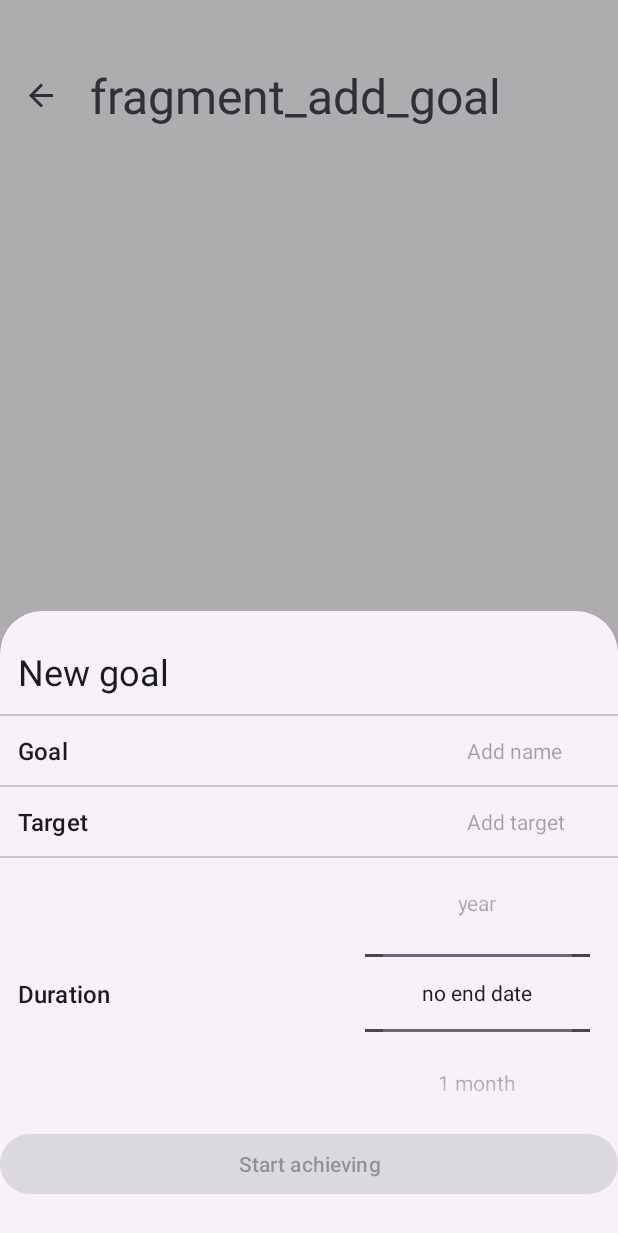
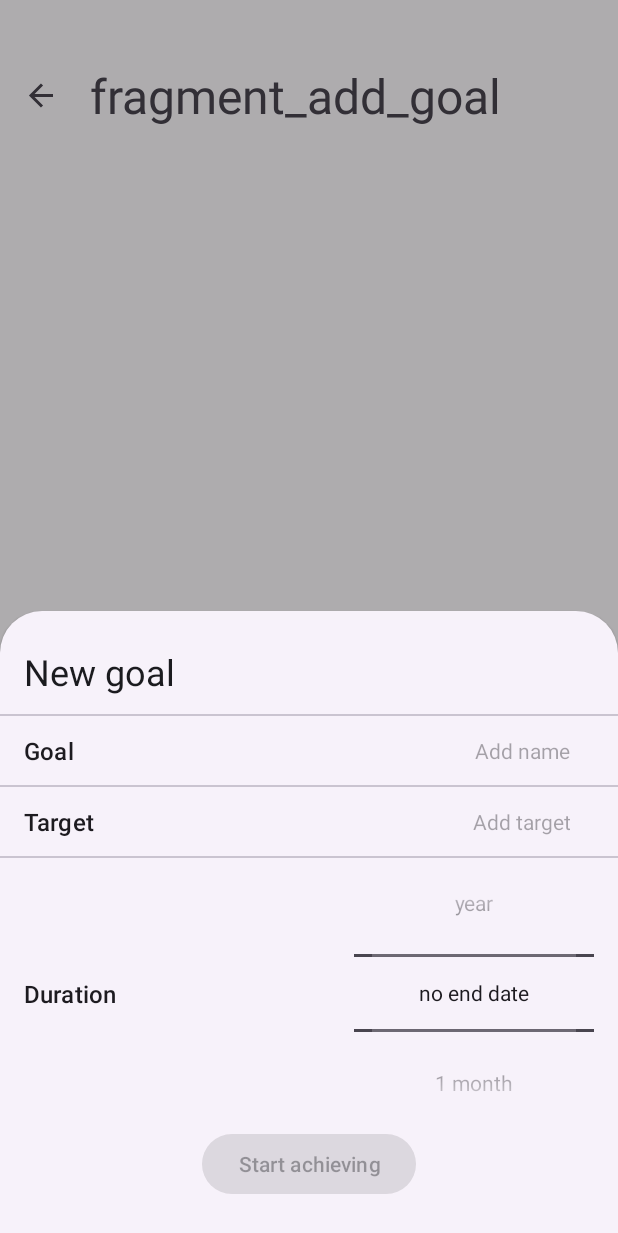
Before and after one commit to mike1shef/Goal, an Android app: the AddGoalFragment screen opened through its navigation route, on a phone screen of 412 x 824 dp. Shown: the top 1233 px of the screen. Run offline under Robolectric (Android 15) with nearby library versions, the phone set to English and light mode, and no system bars; our stand-ins replace Room's generated code, navigation-ui; 7 statements that could not run were skipped.

Commit message:
Theming corrections: - Colors of icons. - Alignment of elements on Add goal and Add measurements. - Colors.

```diff
--- a/app/src/main/res/drawable/close.xml
+++ b/app/src/main/res/drawable/close.xml
@@ -1,4 +1,4 @@
-<vector xmlns:android="http://schemas.android.com/apk/res/android" android:height="24dp" android:tint="#000000" android:viewportHeight="24" android:viewportWidth="24" android:width="24dp">
+<vector xmlns:android="http://schemas.android.com/apk/res/android" android:height="24dp" android:tint="?attr/iconColor" android:viewportHeight="24" android:viewportWidth="24" android:width="24dp">
 
     <path android:fillColor="@android:color/white" android:pathData="M19,6.41L17.59,5 12,10.59 6.41,5 5,6.41 10.59,12 5,17.59 6.41,19 12,13.41 17.59,19 19,17.59 13.41,12z"/>
 
--- a/app/src/main/res/drawable/custom_circle_progress_bar.xml
+++ b/app/src/main/res/drawable/custom_circle_progress_bar.xml
@@ -5,7 +5,7 @@
             android:shape="ring"
             android:thicknessRatio="21"
             android:useLevel="false">
-            <solid android:color="@color/md_theme_light_primaryContainer"/>
+            <solid android:color="?attr/colorPrimaryContainer"/>
         </shape>
     </item>
     <item>
@@ -16,7 +16,7 @@
                 android:shape="ring"
                 android:thicknessRatio="21"
                 android:useLevel="true">
-                <solid android:color="@color/md_theme_light_primary"/>
+                <solid android:color="?attr/colorPrimary"/>
             </shape>
         </rotate>
     </item>
--- a/app/src/main/res/drawable/outline_lists_24.xml
+++ b/app/src/main/res/drawable/outline_lists_24.xml
@@ -1,4 +1,4 @@
-<vector xmlns:android="http://schemas.android.com/apk/res/android" android:autoMirrored="true" android:height="24dp" android:tint="#000000" android:viewportHeight="960" android:viewportWidth="960" android:width="24dp">
+<vector xmlns:android="http://schemas.android.com/apk/res/android" android:autoMirrored="true" android:height="24dp" android:tint="?attr/iconColor" android:viewportHeight="960" android:viewportWidth="960" android:width="24dp">
 
     <path android:fillColor="@android:color/white" android:pathData="M80,800L80,640L240,640L240,800L80,800ZM320,800L320,640L880,640L880,800L320,800ZM80,560L80,400L240,400L240,560L80,560ZM320,560L320,400L880,400L880,560L320,560ZM80,320L80,160L240,160L240,320L80,320ZM320,320L320,160L880,160L880,320L320,320Z"/>
 
--- a/app/src/main/res/layout/fragment_add_goal.xml
+++ b/app/src/main/res/layout/fragment_add_goal.xml
@@ -11,14 +11,12 @@
     <TextView
         android:id="@+id/add_goal_title"
         style="@style/MaterialAlertDialog.Material3.Title.Text"
-        android:layout_width="match_parent"
+        android:layout_width="0dp"
         android:layout_height="wrap_content"
-        android:layout_marginHorizontal = "12dp"
-        android:layout_marginTop = "24dp"
-        app:layout_constraintTop_toTopOf="parent"
-        app:layout_constraintStart_toStartOf="parent"
-        app:layout_constraintEnd_toEndOf="parent"
-        android:text="New goal" />
+        android:text="New goal"
+        app:layout_constraintEnd_toStartOf="@+id/guideline7"
+        app:layout_constraintStart_toStartOf="@+id/guideline6"
+        app:layout_constraintTop_toTopOf="@+id/guideline" />
 
     <com.google.android.material.divider.MaterialDivider
         android:id="@+id/divider"
@@ -34,38 +32,34 @@
         style="@style/TextAppearance.Material3.TitleMedium"
         android:layout_width="wrap_content"
         android:layout_height="wrap_content"
-        android:layout_margin="12dp"
-        android:layout_marginBottom="21dp"
         android:text="Goal"
         app:layout_constraintBottom_toTopOf="@+id/divider2"
-        app:layout_constraintStart_toStartOf="parent"
+        app:layout_constraintStart_toStartOf="@+id/guideline6"
         app:layout_constraintTop_toBottomOf="@id/divider" />
 
     <com.google.android.material.textfield.TextInputLayout
         android:id="@+id/edit_goal_name"
-        android:layout_marginBottom="12dp"
         style="@style/Widget.Material3.TextInputLayout.OutlinedBox.Dense"
-        android:layout_width="150dp"
+        android:layout_width="0dp"
         android:layout_height="wrap_content"
         android:gravity="center_vertical"
         app:boxBackgroundMode="none"
         app:hintEnabled="false"
         app:hintTextAppearance="@style/TextAppearance.Material3.LabelSmall"
         app:layout_constraintBottom_toTopOf="@+id/divider2"
-        app:layout_constraintEnd_toEndOf="parent"
-        app:layout_constraintHorizontal_bias="0.9"
-        app:layout_constraintStart_toEndOf="@+id/current_goal_text"
+        app:layout_constraintEnd_toStartOf="@+id/guideline7"
+        app:layout_constraintStart_toStartOf="@+id/guideline9"
         app:layout_constraintTop_toBottomOf="@id/divider">
 
         <com.google.android.material.textfield.TextInputEditText
             android:layout_width="match_parent"
             android:layout_height="match_parent"
-            app:boxBackgroundMode="none"
-            android:textAlignment="textEnd"
             android:hint="Add name"
             android:inputType="text"
             android:maxLines="1"
-            android:textAppearance="@style/TextAppearance.AppCompat.Small" />
+            android:textAlignment="textEnd"
+            android:textAppearance="@style/TextAppearance.AppCompat.Small"
+            app:boxBackgroundMode="none" />
     </com.google.android.material.textfield.TextInputLayout>
 
 
@@ -81,38 +75,34 @@
         style="@style/TextAppearance.Material3.TitleMedium"
         android:layout_width="wrap_content"
         android:layout_height="wrap_content"
-        android:layout_margin="12dp"
-        android:layout_marginBottom="21dp"
         android:text="Target"
         app:layout_constraintBottom_toTopOf="@+id/divider3"
-        app:layout_constraintStart_toStartOf="parent"
+        app:layout_constraintStart_toStartOf="@+id/guideline6"
         app:layout_constraintTop_toBottomOf="@id/divider2" />
 
     <com.google.android.material.textfield.TextInputLayout
         android:id="@+id/edit_target"
-        android:layout_marginBottom="12dp"
         style="@style/Widget.Material3.TextInputLayout.OutlinedBox.Dense"
-        android:layout_width="150dp"
+        android:layout_width="0dp"
         android:layout_height="wrap_content"
         android:gravity="center_vertical"
         app:boxBackgroundMode="none"
         app:hintEnabled="false"
         app:hintTextAppearance="@style/TextAppearance.Material3.LabelSmall"
         app:layout_constraintBottom_toTopOf="@+id/divider3"
-        app:layout_constraintEnd_toEndOf="parent"
-        app:layout_constraintHorizontal_bias="0.9"
-        app:layout_constraintStart_toEndOf="@+id/current_target_text"
+        app:layout_constraintEnd_toStartOf="@+id/guideline7"
+        app:layout_constraintStart_toStartOf="@+id/guideline9"
         app:layout_constraintTop_toBottomOf="@id/divider2">
 
         <com.google.android.material.textfield.TextInputEditText
             android:layout_width="match_parent"
             android:layout_height="match_parent"
-            app:boxBackgroundMode="none"
             android:hint="Add target"
-            android:textAlignment="textEnd"
             android:inputType="numberDecimal"
             android:maxLines="1"
-            android:textAppearance="@style/TextAppearance.AppCompat.Small" />
+            android:textAlignment="textEnd"
+            android:textAppearance="@style/TextAppearance.AppCompat.Small"
+            app:boxBackgroundMode="none" />
     </com.google.android.material.textfield.TextInputLayout>
 
 
@@ -129,34 +119,60 @@
         style="@style/TextAppearance.Material3.TitleMedium"
         android:layout_width="wrap_content"
         android:layout_height="wrap_content"
-        android:layout_margin="12dp"
-        android:layout_marginBottom="21dp"
         android:text="Duration"
         app:layout_constraintBottom_toTopOf="@+id/save_button"
-        app:layout_constraintStart_toStartOf="parent"
-        app:layout_constraintTop_toBottomOf="@id/divider3"/>
+        app:layout_constraintStart_toStartOf="@+id/guideline6"
+        app:layout_constraintTop_toBottomOf="@id/divider3" />
 
     <NumberPicker
         android:id="@+id/duration_picker"
         style="@style/Widget.Material3.Button.TextButton"
-        android:layout_width="150dp"
+        android:layout_width="0dp"
         android:layout_height="wrap_content"
         app:layout_constraintBottom_toTopOf="@id/save_button"
-        app:layout_constraintEnd_toEndOf="parent"
-        app:layout_constraintHorizontal_bias="0.9"
-        app:layout_constraintStart_toEndOf="@+id/duration_text"
-        app:layout_constraintTop_toBottomOf="@+id/divider3"/>
+        app:layout_constraintEnd_toStartOf="@+id/guideline7"
+        app:layout_constraintStart_toStartOf="@+id/guideline9"
+        app:layout_constraintTop_toBottomOf="@+id/divider3" />
 
     <Button
         android:id="@+id/save_button"
         style="@style/Widget.Material3.Button.ElevatedButton"
-        android:layout_width="match_parent"
+        android:layout_width="wrap_content"
         android:layout_height="wrap_content"
+        android:layout_gravity="center_horizontal"
+        android:layout_marginBottom="24dp"
+        android:text="Start achieving"
         app:layout_constraintBottom_toBottomOf="parent"
-        app:layout_constraintEnd_toEndOf="parent"
-        android:layout_marginBottom="24dp"
-        app:layout_constraintStart_toStartOf="parent"
-        android:layout_gravity="center_horizontal"
-        android:text="Start achieving" />
+        app:layout_constraintEnd_toStartOf="@+id/guideline7"
+        app:layout_constraintStart_toStartOf="@+id/guideline6" />
+
+    <androidx.constraintlayout.widget.Guideline
+        android:id="@+id/guideline"
+        android:layout_width="wrap_content"
+        android:layout_height="wrap_content"
+        android:orientation="horizontal"
+        app:layout_constraintGuide_begin="24dp" />
+
+    <androidx.constraintlayout.widget.Guideline
+        android:id="@+id/guideline6"
+        android:layout_width="wrap_content"
+        android:layout_height="wrap_content"
+        android:orientation="vertical"
+        app:layout_constraintGuide_begin="16dp" />
+
+    <androidx.constraintlayout.widget.Guideline
+        android:id="@+id/guideline7"
+        android:layout_width="wrap_content"
+        android:layout_height="wrap_content"
+        android:orientation="vertical"
+        app:layout_constraintGuide_end="16dp" />
+
+    <androidx.constraintlayout.widget.Guideline
+        android:id="@+id/guideline9"
+        android:layout_width="wrap_content"
+        android:layout_height="wrap_content"
+        android:orientation="vertical"
+        app:layout_constraintGuide_end="176dp" />
+
 
 </androidx.constraintlayout.widget.ConstraintLayout>
--- a/app/src/main/res/layout/fragment_habbit_details_fragment.xml
+++ b/app/src/main/res/layout/fragment_habbit_details_fragment.xml
@@ -89,7 +89,7 @@
 
     <com.google.android.material.bottomappbar.BottomAppBar
         android:id="@+id/bottomAppBar"
-        style="@style/Widget.Material3.BottomAppBar"
+        style="@style/Base.Theme.Goal"
         android:layout_width="match_parent"
         android:layout_height="wrap_content"
         app:menu="@menu/bottom_bar_menu"
--- a/app/src/main/res/values-night/themes.xml
+++ b/app/src/main/res/values-night/themes.xml
@@ -26,5 +26,7 @@
     <item name="colorOnSurfaceInverse">@color/md_theme_dark_inverseOnSurface</item>
     <item name="colorSurfaceInverse">@color/md_theme_dark_inverseSurface</item>
     <item name="colorPrimaryInverse">@color/md_theme_dark_inversePrimary</item>
+
+    <item name="iconColor">@color/md_theme_dark_onBackground</item>
 </style>
 </resources>
--- a/app/src/main/res/values/attrs.xml
+++ b/app/src/main/res/values/attrs.xml
@@ -3,4 +3,6 @@
         <attr name="fullscreenBackgroundColor" format="color" />
         <attr name="fullscreenTextColor" format="color" />
     </declare-styleable>
+
+    <attr name="iconColor" format="color" />
 </resources>
--- a/app/src/main/res/values/themes.xml
+++ b/app/src/main/res/values/themes.xml
@@ -26,6 +26,8 @@
     <item name="colorOnSurfaceInverse">@color/md_theme_light_inverseOnSurface</item>
     <item name="colorSurfaceInverse">@color/md_theme_light_inverseSurface</item>
     <item name="colorPrimaryInverse">@color/md_theme_light_inversePrimary</item>
+
+    <item name="iconColor">@color/md_theme_light_onBackground</item>
 </style>
 
     <!-- Style for Circular Determinate ProgressBar -->
```
Also changed, not shown: app/src/main/res/drawable/outline_arrow_back_24.xml (+7 -1 lines), app/src/main/res/drawable/outline_share_24.xml (+1 -1 lines), app/src/main/res/layout/fragment_add_measurement.xml (+50 -38 lines).
